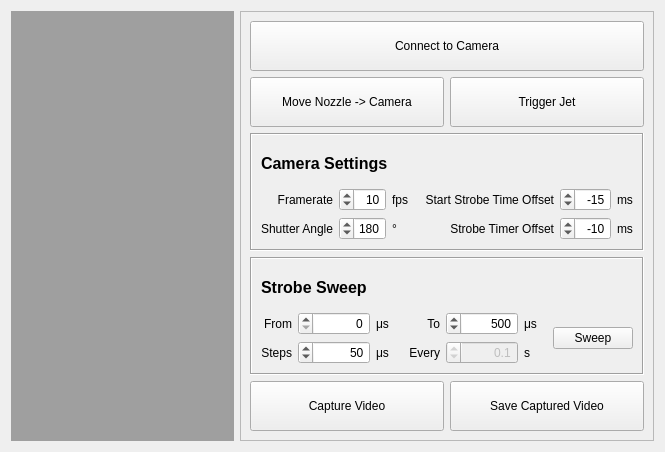
The window that src/ui/dropletobservationwidget.ui (BYUCreateResearchLab/CREATE_LAB_Binder_Jet_Printer) describes before a commit, drawn with Qt 5.
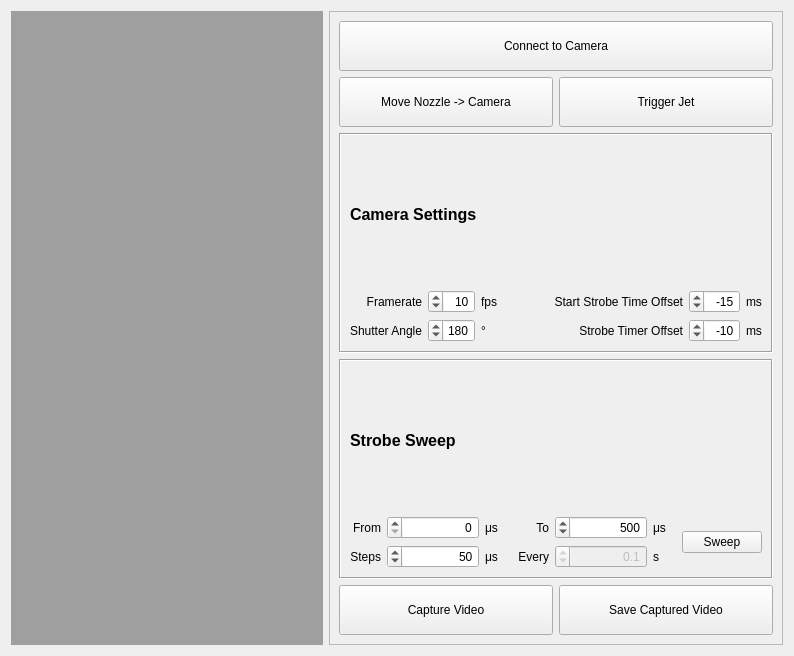
The same window after the commit.

What changed in the file:
```diff
--- a/src/ui/dropletobservationwidget.ui
+++ b/src/ui/dropletobservationwidget.ui
@@ -6,14 +6,14 @@
    <rect>
     <x>0</x>
     <y>0</y>
-    <width>665</width>
-    <height>452</height>
+    <width>794</width>
+    <height>656</height>
    </rect>
   </property>
   <property name="windowTitle">
    <string>Form</string>
   </property>
-  <layout class="QGridLayout" name="gridLayout" columnstretch="1,1">
+  <layout class="QGridLayout" name="gridLayout" columnstretch="1,0">
    <item row="0" column="0">
     <widget class="QMdiArea" name="mdiArea"/>
    </item>
@@ -25,7 +25,7 @@
      <property name="frameShadow">
       <enum>QFrame::Raised</enum>
      </property>
-     <layout class="QGridLayout" name="gridLayout_frame">
+     <layout class="QGridLayout" name="gridLayout_frame" columnstretch="0,0">
       <item row="9" column="0" colspan="2">
        <widget class="QFrame" name="cameraSettingsFrame">
         <property name="enabled">
```
